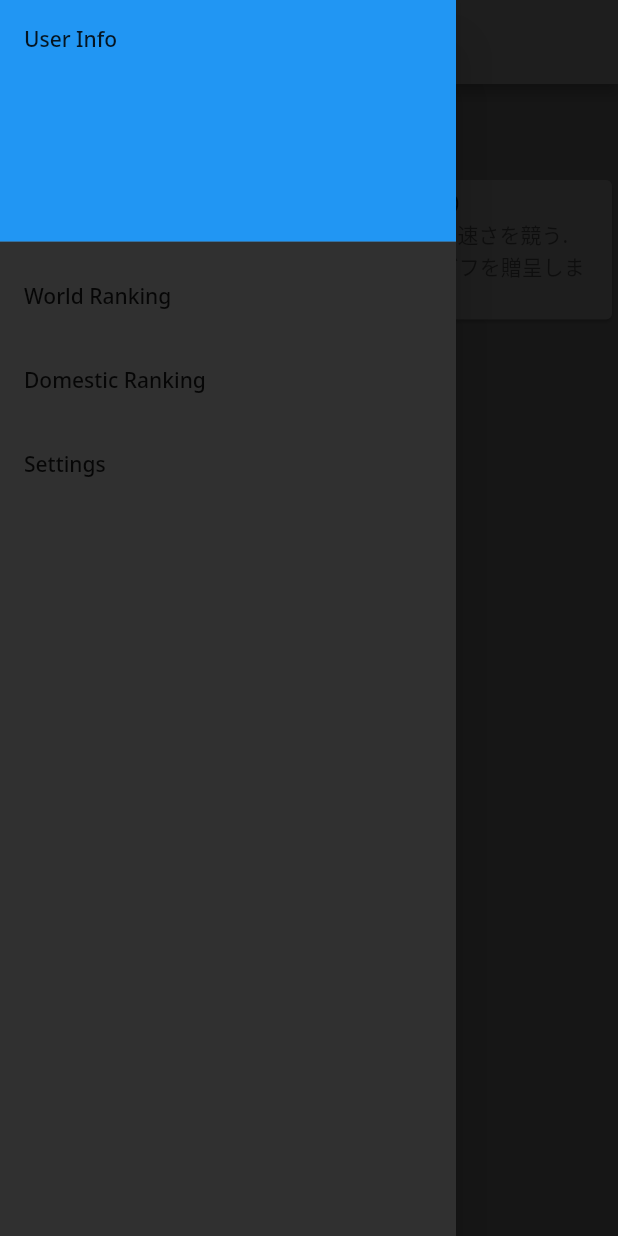
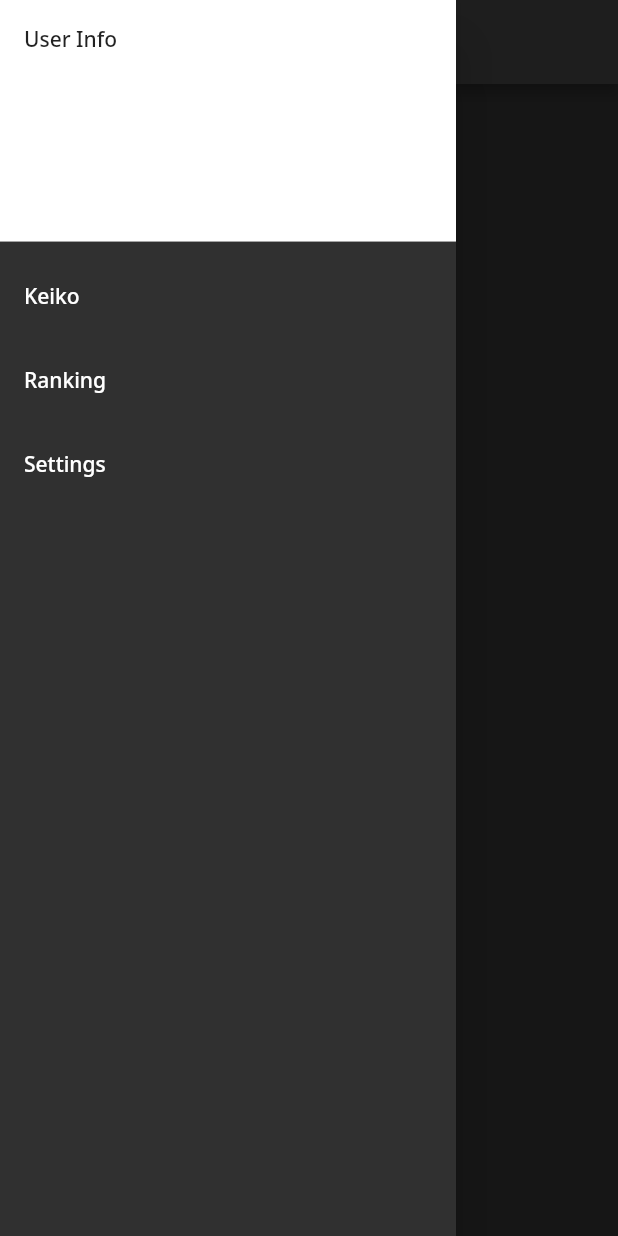
Before and after one commit to mafreud/doj0, a Flutter app: the DashboardPage screen opened by its route, with the side drawer open, on a phone screen of 412 x 824 dp. Run offline on Flutter 3.47's test engine with Material 2 defaults, Android fonts, the light colour scheme and no system bars; our stand-ins replace flutter_riverpod, go_router, google_fonts.

Commit message:
update UIs

```diff
--- a/lib/app/dashboard/dashboard_page.dart
+++ b/lib/app/dashboard/dashboard_page.dart
@@ -1,5 +1,4 @@
 import 'package:flutter/material.dart';
-import 'package:go_router/go_router.dart';
 
 class DashboardPage extends StatelessWidget {
   const DashboardPage({Key? key}) : super(key: key);
@@ -8,9 +7,39 @@ class DashboardPage extends StatelessWidget {
   Widget build(BuildContext context) {
     return Scaffold(
       appBar: AppBar(
-        title: Text('ダッシュボード'),
+        title: const Text('Dojo'),
       ),
-      drawer: Drawer(
+      drawer: const _Drawer(),
+      body: Center(
+        child: Column(
+          mainAxisAlignment: MainAxisAlignment.center,
+          children: const [
+            Text(
+              '1/100位',
+              style: TextStyle(color: Colors.white, fontSize: 40),
+            ),
+            SizedBox(
+              height: 20,
+            ),
+            Text(
+              '3000 points',
+              style: TextStyle(color: Colors.white),
+            ),
+          ],
+        ),
+      ),
+    );
+  }
+}
+
+class _Drawer extends StatelessWidget {
+  const _Drawer({
+    Key? key,
+  }) : super(key: key);
+
+  @override
+  Widget build(BuildContext context) {
+    return Drawer(
       // Add a ListView to the drawer. This ensures the user can scroll
       // through the options in the drawer if there isn't enough vertical
       // space to fit everything.
@@ -20,12 +49,17 @@ class DashboardPage extends StatelessWidget {
         children: [
           const DrawerHeader(
             decoration: BoxDecoration(
-                color: Colors.blue,
+              color: Colors.white,
             ),
-              child: Text('User Info'),
+            child: Text(
+              'User Info',
+            ),
           ),
           ListTile(
-              title: const Text('World Ranking'),
+            title: const Text(
+              'Keiko',
+              style: TextStyle(color: Colors.white),
+            ),
             onTap: () {
               // Update the state of the app
               // ...
@@ -34,7 +68,10 @@ class DashboardPage extends StatelessWidget {
             },
           ),
           ListTile(
-              title: const Text('Domestic Ranking'),
+            title: const Text(
+              'Ranking',
+              style: TextStyle(color: Colors.white),
+            ),
             onTap: () {
               // Update the state of the app
               // ...
@@ -43,7 +80,10 @@ class DashboardPage extends StatelessWidget {
             },
           ),
           ListTile(
-              title: const Text('Settings'),
+            title: const Text(
+              'Settings',
+              style: TextStyle(color: Colors.white),
+            ),
             onTap: () {
               // Update the state of the app
               // ...
@@ -53,37 +93,6 @@ class DashboardPage extends StatelessWidget {
           ),
         ],
       ),
-      ),
-      body: Center(
-        child: Column(
-          children: [
-            Padding(
-              padding: EdgeInsets.all(15.0),
-              child: Text(
-                '開催中のコンテスト',
-                style: TextStyle(fontSize: 20),
-              ),
-            ),
-            InkWell(
-              onTap: () {
-                context.go('/description');
-              },
-              child: Container(
-                width: 500,
-                child: Card(
-                  child: ListTile(
-                    leading: FlutterLogo(size: 72.0),
-                    title: Text('Flutter UI Challenge v0.1.0'),
-                    subtitle: Text(
-                        'UIデザインをコードに変換する速さを競う.\n1位には賞金1,000円分のアマギフを贈呈します.'),
-                    isThreeLine: true,
-                  ),
-                ),
-              ),
-            ),
-          ],
-        ),
-      ),
     );
   }
 }
--- a/lib/app/description/description_page.dart
+++ b/lib/app/description/description_page.dart
@@ -7,9 +7,9 @@ class DescriptionPage extends StatelessWidget {
   Widget build(BuildContext context) {
     return Scaffold(
       appBar: AppBar(
-        title: Text('詳細説明'),
+        title: const Text('詳細説明'),
       ),
-      body: Card(
+      body: const Card(
         child: Text('card'),
       ),
     );
--- a/lib/app/top/top_page.dart
+++ b/lib/app/top/top_page.dart
@@ -11,16 +11,17 @@ class TopPage extends StatelessWidget {
         child: Column(
           mainAxisAlignment: MainAxisAlignment.center,
           children: [
-            Text(
-              'Welcome',
+            const Text(
+              'Code Dojo(v0.1.0)',
               style: TextStyle(fontSize: 30, color: Colors.white),
+              textAlign: TextAlign.center,
             ),
-            SizedBox(
+            const SizedBox(
               height: 20,
             ),
             ElevatedButton(
               onPressed: () => context.go('/dashboard'),
-              child: Text('Sign in'),
+              child: const Text('Sign in'),
             )
           ],
         ),
```
Lines whose indentation alone changed are shown as unchanged.
